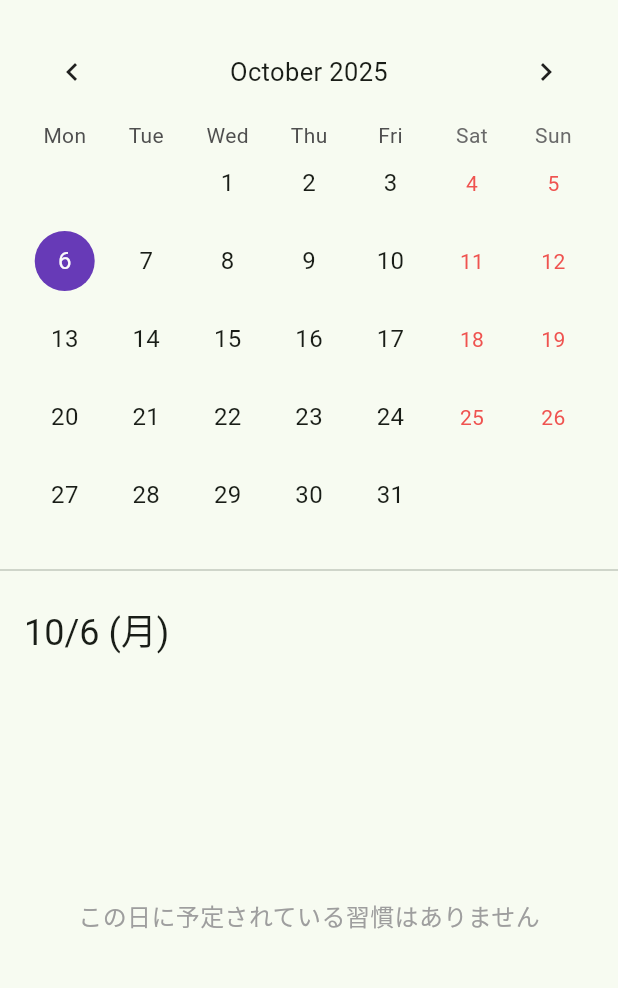
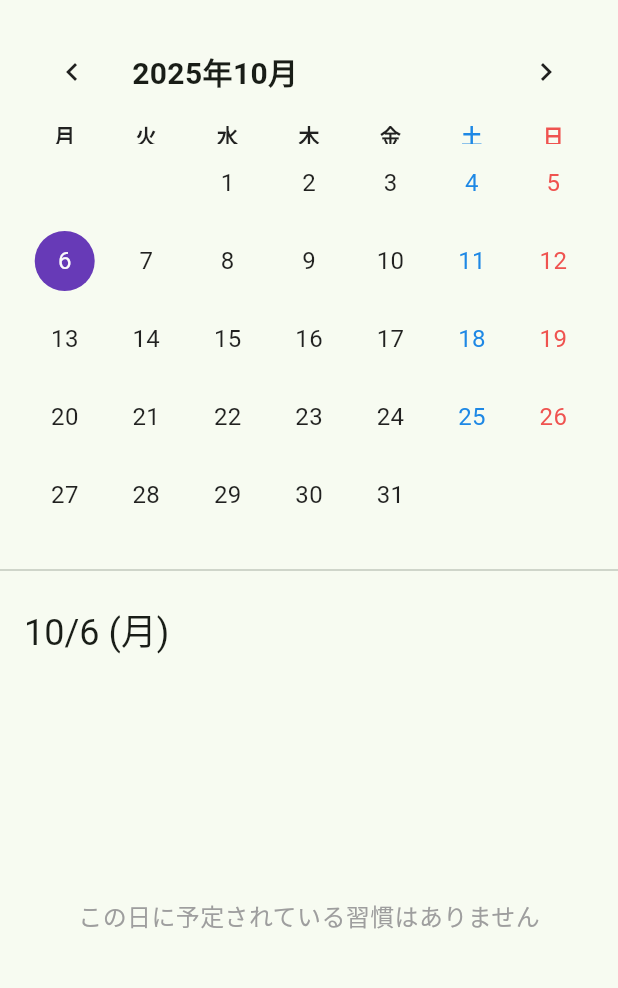
Before and after one commit to shi-takahashi/dekita_calendar, a Flutter app: the CalendarView screen opened directly, on a phone screen of 412 x 824 dp, the part 84-1072 px from its top. Run offline on Flutter 3.47's test engine with Material 3 defaults, Android fonts, the phone set to English and light mode, and no system bars; drawn by our look-alikes of table_calendar; our stand-ins replace fl_chart, shared_preferences; accounts and stored records are empty.

Commit message:
カレンダーを日本語表示にする

```diff
--- /dev/null
+++ b/lib/utils/japanese_calendar_utils.dart
@@ -0,0 +1,21 @@
+class JapaneseCalendarUtils {
+  // Japanese weekday names (short form)
+  static String getJapaneseDayOfWeek(DateTime date) {
+    final dayNames = ['月', '火', '水', '木', '金', '土', '日'];
+    // DateTime.weekday: Monday=1, Sunday=7
+    // Array starts with Monday, but Sunday is placed at the end
+    if (date.weekday == 7) {
+      return dayNames[6]; // Sunday
+    }
+    return dayNames[date.weekday - 1];
+  }
+
+  // Japanese weekday names (full form)
+  static String getJapaneseDayOfWeekFull(DateTime date) {
+    final dayNames = ['月曜日', '火曜日', '水曜日', '木曜日', '金曜日', '土曜日', '日曜日'];
+    if (date.weekday == 7) {
+      return dayNames[6]; // Sunday
+    }
+    return dayNames[date.weekday - 1];
+  }
+}
--- a/lib/views/calendar_view.dart
+++ b/lib/views/calendar_view.dart
@@ -3,6 +3,7 @@ import 'package:provider/provider.dart';
 import 'package:table_calendar/table_calendar.dart';
 import '../controllers/habit_controller.dart';
 import '../models/habit.dart';
+import '../utils/japanese_calendar_utils.dart';
 
 class CalendarView extends StatefulWidget {
   const CalendarView({super.key});
@@ -41,12 +42,14 @@ class _CalendarViewState extends State<CalendarView> {
               Container(
                 padding: const EdgeInsets.all(16),
                 child: TableCalendar<Habit>(
+                  locale: 'ja_JP',
                   firstDay: DateTime.utc(2020, 1, 1),
                   lastDay: DateTime.utc(2030, 12, 31),
                   focusedDay: _focusedDay,
                   selectedDayPredicate: (day) => isSameDay(_selectedDay.value, day),
                   calendarFormat: CalendarFormat.month,
                   startingDayOfWeek: StartingDayOfWeek.monday,
+                  daysOfWeekVisible: true,
                   headerStyle: const HeaderStyle(
                     titleCentered: true,
                     formatButtonVisible: false,
@@ -82,7 +85,75 @@ class _CalendarViewState extends State<CalendarView> {
                   onPageChanged: (focusedDay) {
                     _focusedDay = focusedDay;
                   },
+                  daysOfWeekStyle: const DaysOfWeekStyle(
+                    weekdayStyle: TextStyle(
+                      fontWeight: FontWeight.bold,
+                      color: Colors.black87,
+                    ),
+                    weekendStyle: TextStyle(
+                      fontWeight: FontWeight.bold,
+                      color: Colors.red,
+                    ),
+                  ),
                   calendarBuilders: CalendarBuilders(
+                    headerTitleBuilder: (context, day) {
+                      return Container(
+                        padding: const EdgeInsets.all(8.0),
+                        child: Text(
+                          '${day.year}年${day.month}月',
+                          style: const TextStyle(
+                            fontSize: 20.0,
+                            fontWeight: FontWeight.bold,
+                          ),
+                        ),
+                      );
+                    },
+                    dowBuilder: (context, day) {
+                      final text = JapaneseCalendarUtils.getJapaneseDayOfWeek(day);
+                      Color textColor;
+                      if (day.weekday == DateTime.saturday) {
+                        textColor = Colors.blue[600]!; // 土曜日は青
+                      } else if (day.weekday == DateTime.sunday) {
+                        textColor = Colors.red[400]!; // 日曜日は赤
+                      } else {
+                        textColor = Colors.black87; // 平日は黒
+                      }
+
+                      return Center(
+                        child: Text(
+                          text,
+                          style: TextStyle(
+                            color: textColor,
+                            fontWeight: FontWeight.bold,
+                          ),
+                        ),
+                      );
+                    },
+                    defaultBuilder: (context, day, focusedDay) {
+                      Color textColor;
+                      if (day.weekday == DateTime.saturday) {
+                        textColor = Colors.blue[600]!; // 土曜日は青
+                      } else if (day.weekday == DateTime.sunday) {
+                        textColor = Colors.red[400]!; // 日曜日は赤
+                      } else {
+                        textColor = Colors.black87; // 平日は黒
+                      }
+
+                      return Container(
+                        decoration: const BoxDecoration(
+                          shape: BoxShape.circle,
+                        ),
+                        margin: const EdgeInsets.all(6.0),
+                        alignment: Alignment.center,
+                        child: Text(
+                          '${day.day}',
+                          style: TextStyle(
+                            color: textColor,
+                            fontSize: 16,
+                          ),
+                        ),
+                      );
+                    },
                     markerBuilder: (context, day, events) {
                       if (events.isNotEmpty) {
                         final completedCount = _getCompletedHabitsCount(habitController.habits, day);
```
